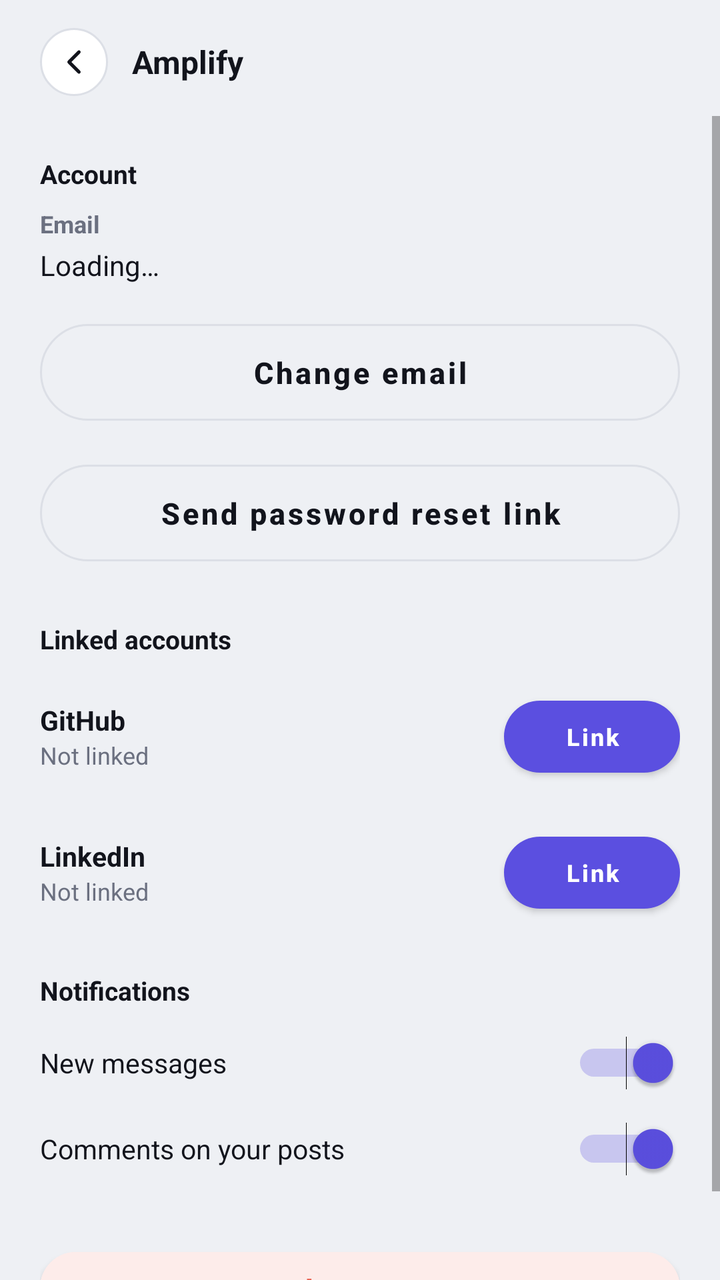
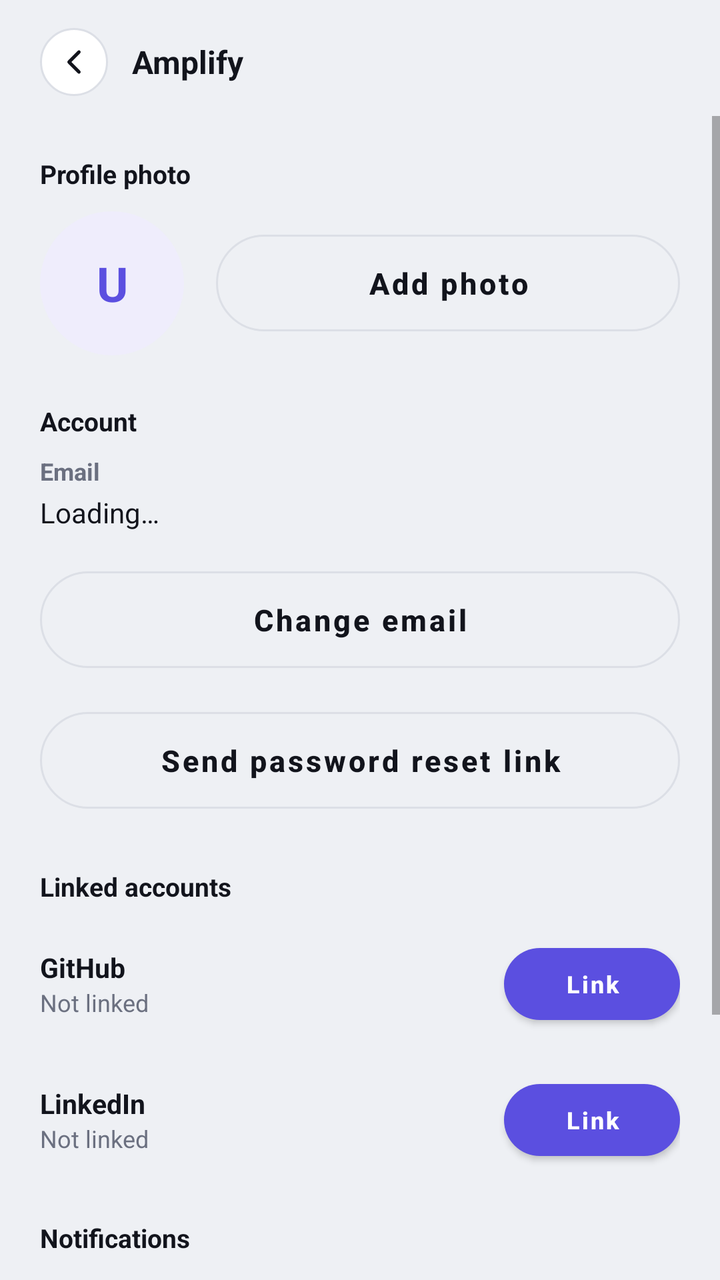

Screens rendered from an Android XML layout before and after an edit, with the pre-edit source and the edit as a unified diff.
<!-- AndroidManifest.xml: application theme Theme.Amplify -->
<!-- res/layout/activity_profile_settings.xml -->
<?xml version="1.0" encoding="utf-8"?>
<LinearLayout xmlns:android="http://schemas.android.com/apk/res/android"
    xmlns:app="http://schemas.android.com/apk/res-auto"
    android:layout_width="match_parent"
    android:layout_height="match_parent"
    android:background="@color/paper"
    android:orientation="vertical">

    <include android:id="@+id/header" layout="@layout/header_back" />

    <ScrollView
        android:layout_width="match_parent"
        android:layout_height="match_parent">

        <LinearLayout
            android:layout_width="match_parent"
            android:layout_height="wrap_content"
            android:orientation="vertical"
            android:padding="20dp">

            <TextView android:layout_width="wrap_content" android:layout_height="wrap_content"
                android:text="Account" android:textSize="13sp" android:textStyle="bold" android:textColor="@color/ink" android:layout_marginBottom="8dp" />

            <TextView android:layout_width="wrap_content" android:layout_height="wrap_content"
                android:text="Email" android:textSize="12sp" android:textStyle="bold" android:textColor="@color/muted" android:layout_marginBottom="3dp" />

            
            <TextView
                android:id="@+id/tvEmail"
                android:layout_width="match_parent"
                android:layout_height="wrap_content"
                android:text="Loading…"
                android:textSize="14sp"
                android:textColor="@color/ink"
                android:layout_marginBottom="4dp" />

            <TextView
                android:id="@+id/tvEmailPending"
                android:layout_width="match_parent"
                android:layout_height="wrap_content"
                android:textSize="12sp"
                android:textColor="@color/muted"
                android:visibility="gone"
                android:layout_marginBottom="4dp" />

            <com.google.android.material.button.MaterialButton
                android:id="@+id/btnChangeEmail"
                style="@style/Amplify.Button.Outline"
                android:layout_width="match_parent"
                android:layout_height="wrap_content"
                android:text="Change email"
                android:layout_marginTop="10dp"
                android:layout_marginBottom="10dp" />

            <com.google.android.material.button.MaterialButton
                android:id="@+id/btnChangePassword"
                style="@style/Amplify.Button.Outline"
                android:layout_width="match_parent"
                android:layout_height="wrap_content"
                android:text="Send password reset link"
                android:layout_marginBottom="24dp" />

            <TextView android:layout_width="wrap_content" android:layout_height="wrap_content"
                android:text="Linked accounts" android:textSize="13sp" android:textStyle="bold" android:textColor="@color/ink" android:layout_marginBottom="6dp" />

            <LinearLayout
                android:layout_width="match_parent"
                android:layout_height="wrap_content"
                android:orientation="horizontal"
                android:gravity="center_vertical"
                android:paddingTop="10dp"
                android:paddingBottom="10dp">

                <LinearLayout
                    android:layout_width="0dp"
                    android:layout_height="wrap_content"
                    android:layout_weight="1"
                    android:orientation="vertical">

                    <TextView android:layout_width="wrap_content" android:layout_height="wrap_content"
                        android:text="GitHub" android:textSize="13.5sp" android:textStyle="bold" android:textColor="@color/ink" />
                    <TextView android:id="@+id/tvGithubStatus" android:layout_width="wrap_content" android:layout_height="wrap_content"
                        android:text="Not linked" android:textSize="12sp" android:textColor="@color/muted" />
                </LinearLayout>

                <com.google.android.material.button.MaterialButton
                    android:id="@+id/btnLinkGithub"
                    style="@style/Amplify.Button.Primary"
                    android:layout_width="wrap_content"
                    android:layout_height="wrap_content"
                    android:paddingTop="6dp" android:paddingBottom="6dp" android:paddingStart="16dp" android:paddingEnd="16dp"
                    android:textSize="12sp"
                    android:text="Link" />
            </LinearLayout>

            <LinearLayout
                android:layout_width="match_parent"
                android:layout_height="wrap_content"
                android:orientation="horizontal"
                android:gravity="center_vertical"
                android:paddingTop="10dp"
                android:paddingBottom="10dp">

                <LinearLayout
                    android:layout_width="0dp"
                    android:layout_height="wrap_content"
                    android:layout_weight="1"
                    android:orientation="vertical">

                    <TextView android:layout_width="wrap_content" android:layout_height="wrap_content"
                        android:text="LinkedIn" android:textSize="13.5sp" android:textStyle="bold" android:textColor="@color/ink" />
                    <TextView android:id="@+id/tvLinkedinStatus" android:layout_width="wrap_content" android:layout_height="wrap_content"
                        android:text="Not linked" android:textSize="12sp" android:textColor="@color/muted" />
                </LinearLayout>

                <com.google.android.material.button.MaterialButton
                    android:id="@+id/btnLinkLinkedin"
                    style="@style/Amplify.Button.Primary"
                    android:layout_width="wrap_content"
                    android:layout_height="wrap_content"
                    android:paddingTop="6dp" android:paddingBottom="6dp" android:paddingStart="16dp" android:paddingEnd="16dp"
                    android:textSize="12sp"
                    android:text="Link" />
            </LinearLayout>

            <TextView android:layout_width="wrap_content" android:layout_height="wrap_content"
                android:text="Notifications" android:textSize="13sp" android:textStyle="bold" android:textColor="@color/ink"
                android:layout_marginTop="16dp" android:layout_marginBottom="6dp" />

            <LinearLayout
                android:layout_width="match_parent"
                android:layout_height="wrap_content"
                android:orientation="horizontal"
                android:gravity="center_vertical"
                android:paddingTop="8dp"
                android:paddingBottom="8dp">

                <TextView android:layout_width="0dp" android:layout_height="wrap_content" android:layout_weight="1"
                    android:text="New messages" android:textSize="13.5sp" android:textColor="@color/ink" />

                <Switch
                    android:id="@+id/switchMessageNotifs"
                    android:layout_width="wrap_content"
                    android:layout_height="wrap_content"
                    android:checked="true" />
            </LinearLayout>

            <LinearLayout
                android:layout_width="match_parent"
                android:layout_height="wrap_content"
                android:orientation="horizontal"
                android:gravity="center_vertical"
                android:paddingTop="8dp"
                android:paddingBottom="8dp">

                <TextView android:layout_width="0dp" android:layout_height="wrap_content" android:layout_weight="1"
                    android:text="Comments on your posts" android:textSize="13.5sp" android:textColor="@color/ink" />

                <Switch
                    android:id="@+id/switchCommentNotifs"
                    android:layout_width="wrap_content"
                    android:layout_height="wrap_content"
                    android:checked="true" />
            </LinearLayout>

            <com.google.android.material.button.MaterialButton
                android:id="@+id/btnLogOut"
                android:layout_width="match_parent"
                android:layout_height="wrap_content"
                android:backgroundTint="@color/coral_soft"
                android:textColor="@color/coral"
                app:cornerRadius="28dp"
                android:textAllCaps="false"
                android:textStyle="bold"
                android:text="Log out"
                android:layout_marginTop="24dp" />

        </LinearLayout>
    </ScrollView>
</LinearLayout>
<!-- res/layout/header_back.xml (included above) -->
<?xml version="1.0" encoding="utf-8"?>
<LinearLayout xmlns:android="http://schemas.android.com/apk/res/android"
    android:layout_width="match_parent"
    android:layout_height="wrap_content"
    android:orientation="horizontal"
    android:gravity="center_vertical"
    android:paddingStart="20dp"
    android:paddingEnd="20dp"
    android:paddingTop="14dp"
    android:paddingBottom="10dp">

    <ImageButton
        android:id="@+id/btnBack"
        android:layout_width="34dp"
        android:layout_height="34dp"
        android:background="@drawable/bg_circle_button"
        android:src="@drawable/ic_back"
        android:padding="8dp"
        android:contentDescription="Back"
        android:layout_marginEnd="12dp" />

    <TextView
        android:id="@+id/tvHeaderTitle"
        android:layout_width="0dp"
        android:layout_height="wrap_content"
        android:layout_weight="1"
        android:text="Amplify"
        android:textSize="16sp"
        android:textStyle="bold"
        android:textColor="@color/ink" />

</LinearLayout>
<!-- resources referenced by this layout -->
<resources>
  <color name="coral">#E85D4C</color>
  <color name="coral_soft">#FDECEA</color>
  <color name="ink">#12141C</color>
  <color name="muted">#6B7080</color>
  <color name="paper">#EEF0F4</color>
  <!-- drawable bg_circle_button (drawable) -->
  <?xml version="1.0" encoding="utf-8"?>
  <shape xmlns:android="http://schemas.android.com/apk/res/android" android:shape="oval">
      <solid android:color="@color/surface" />
      <stroke android:width="1dp" android:color="@color/line" />
  </shape>
  <!-- drawable ic_back (drawable) -->
  <vector xmlns:android="http://schemas.android.com/apk/res/android"
      android:width="20dp" android:height="20dp" android:viewportWidth="24" android:viewportHeight="24">
      <path android:pathData="M15,18L9,12L15,6" android:strokeColor="#12141C" android:strokeWidth="2" android:strokeLineCap="round" android:strokeLineJoin="round" />
  </vector>
  <style name="Amplify.Button.Outline" parent="Widget.MaterialComponents.Button.OutlinedButton">
          <item name="strokeColor">@color/line</item>
          <item name="android:textColor">@color/ink</item>
          <item name="cornerRadius">28dp</item>
          <item name="android:textAllCaps">false</item>
          <item name="android:textSize">15sp</item>
          <item name="android:textStyle">bold</item>
          <item name="android:paddingTop">14dp</item>
          <item name="android:paddingBottom">14dp</item>
      </style>
  <style name="Amplify.Button.Primary" parent="Widget.MaterialComponents.Button">
          <item name="backgroundTint">@color/accent</item>
          <item name="cornerRadius">28dp</item>
          <item name="android:textAllCaps">false</item>
          <item name="android:textSize">15sp</item>
          <item name="android:textStyle">bold</item>
          <item name="android:paddingTop">14dp</item>
          <item name="android:paddingBottom">14dp</item>
      </style>
  <style name="Theme.Amplify" parent="Theme.MaterialComponents.Light.NoActionBar">
          <item name="colorPrimary">@color/accent</item>
          <item name="colorPrimaryDark">@color/ink</item>
          <item name="colorAccent">@color/accent</item>
          <item name="android:windowBackground">@color/paper</item>
          <item name="android:statusBarColor">@color/surface</item>
          <item name="android:windowLightStatusBar">true</item>
      </style>
  <color name="surface">#FFFFFF</color>
  <color name="line">#DCDFE6</color>
  <color name="accent">#5B4FE0</color>
</resources>

<!-- the commit's change to res/layout/activity_profile_settings.xml (unified diff, before → after) -->
@@ -17,6 +17,88 @@
             android:layout_height="wrap_content"
             android:orientation="vertical"
             android:padding="20dp">
+
+            
+            <TextView
+                android:layout_width="wrap_content"
+                android:layout_height="wrap_content"
+                android:layout_marginBottom="10dp"
+                android:text="Profile photo"
+                android:textColor="@color/ink"
+                android:textSize="13sp"
+                android:textStyle="bold" />
+
+            <LinearLayout
+                android:layout_width="match_parent"
+                android:layout_height="wrap_content"
+                android:layout_marginBottom="24dp"
+                android:gravity="center_vertical"
+                android:orientation="horizontal">
+
+                <FrameLayout
+                    android:layout_width="72dp"
+                    android:layout_height="72dp">
+
+                    <TextView
+                        android:id="@+id/tvSettingsInitials"
+                        android:layout_width="match_parent"
+                        android:layout_height="match_parent"
+                        android:background="@drawable/bg_avatar_circle"
+                        android:gravity="center"
+                        android:text="U"
+                        android:textColor="@color/accent"
+                        android:textSize="24sp"
+                        android:textStyle="bold" />
+
+                    <com.google.android.material.card.MaterialCardView
+                        android:id="@+id/cardSettingsAvatar"
+                        android:layout_width="match_parent"
+                        android:layout_height="match_parent"
+                        android:visibility="gone"
+                        app:cardBackgroundColor="@color/teal_soft"
+                        app:cardCornerRadius="36dp"
+                        app:cardElevation="0dp"
+                        app:strokeWidth="0dp">
+
+                        <ImageView
+                            android:id="@+id/ivSettingsAvatar"
+                            android:layout_width="match_parent"
+                            android:layout_height="match_parent"
+                            android:contentDescription="Profile photo"
+                            android:scaleType="centerCrop" />
+                    </com.google.android.material.card.MaterialCardView>
+                </FrameLayout>
+
+                <LinearLayout
+                    android:layout_width="0dp"
+                    android:layout_height="wrap_content"
+                    android:layout_marginStart="16dp"
+                    android:layout_weight="1"
+                    android:orientation="vertical">
+
+                    <com.google.android.material.button.MaterialButton
+                        android:id="@+id/btnChangePhoto"
+                        style="@style/Amplify.Button.Outline"
+                        android:layout_width="match_parent"
+                        android:layout_height="wrap_content"
+                        android:text="Add photo" />
+
+                    <TextView
+                        android:id="@+id/btnRemovePhoto"
+                        android:layout_width="wrap_content"
+                        android:layout_height="wrap_content"
+                        android:layout_marginTop="8dp"
+                        android:background="?attr/selectableItemBackground"
+                        android:clickable="true"
+                        android:focusable="true"
+                        android:padding="4dp"
+                        android:text="Remove photo"
+                        android:textColor="@color/muted"
+                        android:textSize="12.5sp"
+                        android:textStyle="bold"
+                        android:visibility="gone" />
+                </LinearLayout>
+            </LinearLayout>
 
             <TextView android:layout_width="wrap_content" android:layout_height="wrap_content"
                 android:text="Account" android:textSize="13sp" android:textStyle="bold" android:textColor="@color/ink" android:layout_marginBottom="8dp" />
<!-- resource entries referenced after the edit -->
@@ -5,6 +5,12 @@
   <color name="ink">#12141C</color>
   <color name="muted">#6B7080</color>
   <color name="paper">#EEF0F4</color>
+  <color name="teal_soft">#E4F4F1</color>
+  <!-- drawable bg_avatar_circle (drawable) -->
+  <?xml version="1.0" encoding="utf-8"?>
+  <shape xmlns:android="http://schemas.android.com/apk/res/android" android:shape="oval">
+      <solid android:color="@color/accent_soft" />
+  </shape>
   <!-- drawable bg_circle_button (drawable) -->
   <?xml version="1.0" encoding="utf-8"?>
   <shape xmlns:android="http://schemas.android.com/apk/res/android" android:shape="oval">
@@ -43,6 +49,7 @@
           <item name="android:statusBarColor">@color/surface</item>
           <item name="android:windowLightStatusBar">true</item>
       </style>
+  <color name="accent_soft">#EFEDFC</color>
   <color name="surface">#FFFFFF</color>
   <color name="line">#DCDFE6</color>
   <color name="accent">#5B4FE0</color>
